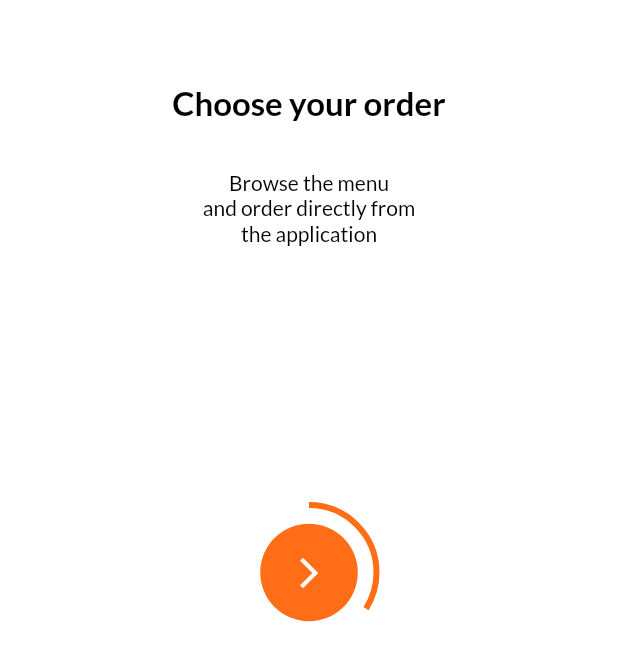
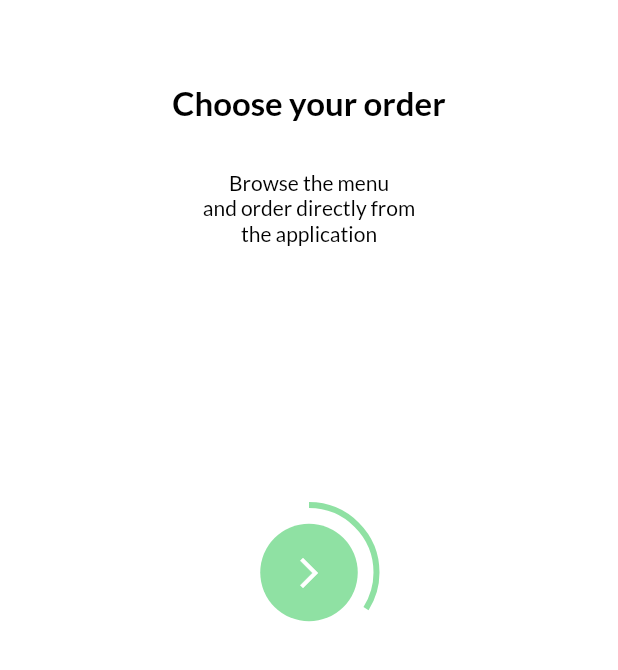
Before and after one commit to renankanu/app_kanu_delivery, a Flutter app: the screen it shows after launch, on a phone screen of 412 x 824 dp, the part 566-1236 px from its top. Run offline on Flutter 3.47's test engine with Material 2 defaults, Android fonts, the phone set to English and light mode, and no system bars; our stand-ins replace flutter_modular, flutter_svg, font_awesome_flutter.

Commit message:
Refactor - change color base app

```diff
--- a/lib/app/pages/intro/widget/indicator.dart
+++ b/lib/app/pages/intro/widget/indicator.dart
@@ -24,7 +24,7 @@ class Indicator extends StatelessWidget {
               width: 90,
               height: 90,
               child: CircularProgressIndicator(
-                valueColor: AlwaysStoppedAnimation(kPumpkin),
+                valueColor: AlwaysStoppedAnimation(kAlgaeGreen),
                 value: (initialPage + 1) * 0.34,
               ),
             ),
@@ -43,7 +43,7 @@ class Indicator extends StatelessWidget {
                 width: 65,
                 height: 65,
                 decoration: BoxDecoration(
-                  color: kPumpkin,
+                  color: kAlgaeGreen,
                   borderRadius: BorderRadius.all(
                     Radius.circular(100),
                   ),
--- a/lib/app/utils/theme.dart
+++ b/lib/app/utils/theme.dart
@@ -8,7 +8,7 @@ ThemeData theme() {
     fontFamily: "Lato",
     appBarTheme: appBarTheme(),
     textTheme: textTheme(),
-    cursorColor: kStack,
+    cursorColor: kGreenPea,
     inputDecorationTheme: inputDecorationTheme(),
     visualDensity: VisualDensity.adaptivePlatformDensity,
   );
@@ -20,7 +20,7 @@ InputDecorationTheme inputDecorationTheme() {
     borderSide: BorderSide(color: kTextColor),
   );
   return InputDecorationTheme(
-    labelStyle: new TextStyle(color: kStack),
+    labelStyle: new TextStyle(color: kGreenPea),
     contentPadding: EdgeInsets.symmetric(horizontal: 12, vertical: 0),
     enabledBorder: outlineInputBorder,
     focusedBorder: outlineInputBorder,
@@ -41,7 +41,7 @@ AppBarTheme appBarTheme() {
     elevation: 0,
     centerTitle: true,
     brightness: Brightness.light,
-    iconTheme: IconThemeData(color: kStack),
+    iconTheme: IconThemeData(color: kGreenPea),
     textTheme: TextTheme(
       headline6: TextStyle(color: Color(0XFF8B8B8B), fontSize: 18),
     ),
--- a/lib/app/widget/custom_modal.dart
+++ b/lib/app/widget/custom_modal.dart
@@ -21,8 +21,8 @@ class _CustomModalState extends State<CustomModal> {
       title: Text('Oppps! 😟'),
       actions: <Widget>[
         OutlineButton(
-          textColor: kPumpkin,
-          borderSide: BorderSide(color: kPumpkin),
+          textColor: kAlgaeGreen,
+          borderSide: BorderSide(color: kAlgaeGreen),
           child: Text('OK'),
           onPressed: () {
             Navigator.pop(context);
--- a/lib/app/widget/default_button.dart
+++ b/lib/app/widget/default_button.dart
@@ -18,7 +18,7 @@ class DefaultButton extends StatelessWidget {
       height: 46,
       child: FlatButton(
         shape: RoundedRectangleBorder(borderRadius: BorderRadius.circular(20)),
-        color: kPumpkin,
+        color: kAlgaeGreen,
         onPressed: press,
         child: Text(
           text,
--- a/lib/app/widget/no_account_text.dart
+++ b/lib/app/widget/no_account_text.dart
@@ -22,7 +22,7 @@ class NoAccountText extends StatelessWidget {
           child: Text(
             "Sign Up",
             style: TextStyle(
-                fontSize: getProportionateScreenWidth(14), color: kPumpkin),
+                fontSize: getProportionateScreenWidth(14), color: kAlgaeGreen),
           ),
         ),
       ],
```
Also changed, not shown: lib/app/constants.dart (+4 -5 lines).
